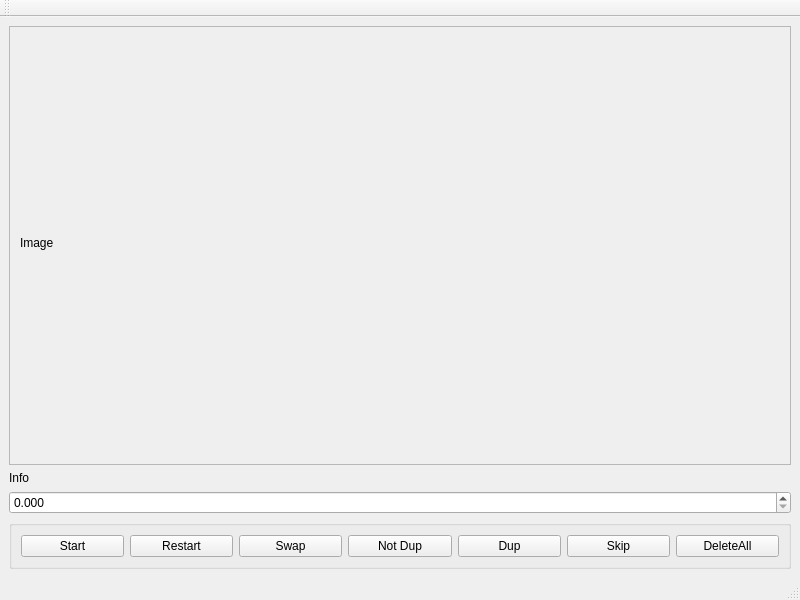
warwickh/scan8mmfilm-app, file ui/ProcessDups.ui: the form before one commit.
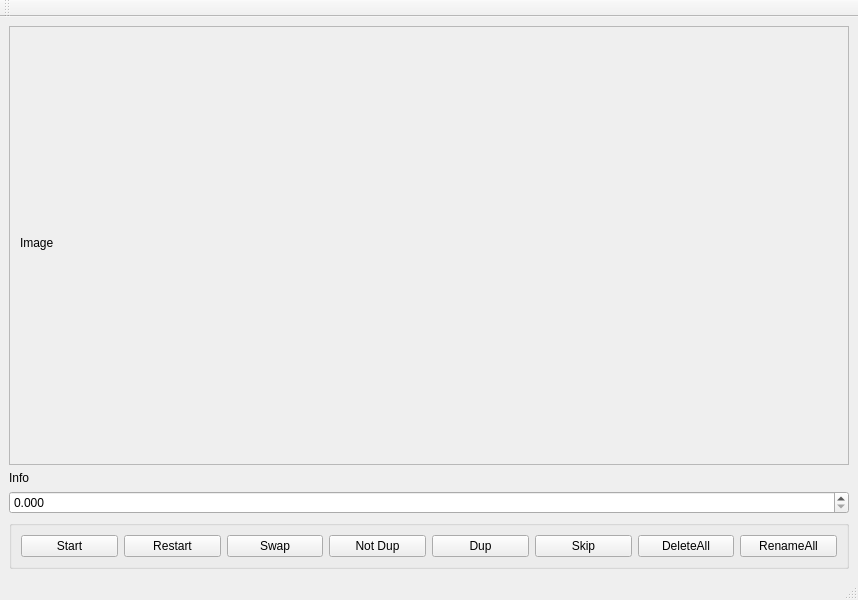
The form after the commit.

```diff
--- a/ui/ProcessDups.ui
+++ b/ui/ProcessDups.ui
@@ -6,7 +6,7 @@
    <rect>
     <x>0</x>
     <y>0</y>
-    <width>800</width>
+    <width>858</width>
     <height>600</height>
    </rect>
   </property>
@@ -27,7 +27,7 @@
           <rect>
            <x>0</x>
            <y>0</y>
-           <width>778</width>
+           <width>822</width>
            <height>435</height>
           </rect>
          </property>
@@ -158,6 +158,13 @@
            </property>
           </widget>
          </item>
+         <item>
+          <widget class="QPushButton" name="pbtnRename">
+           <property name="text">
+            <string>RenameAll</string>
+           </property>
+          </widget>
+         </item>
         </layout>
        </widget>
       </item>
```
Left out of the diff: 2 changed lines with no effect on the pictures.
